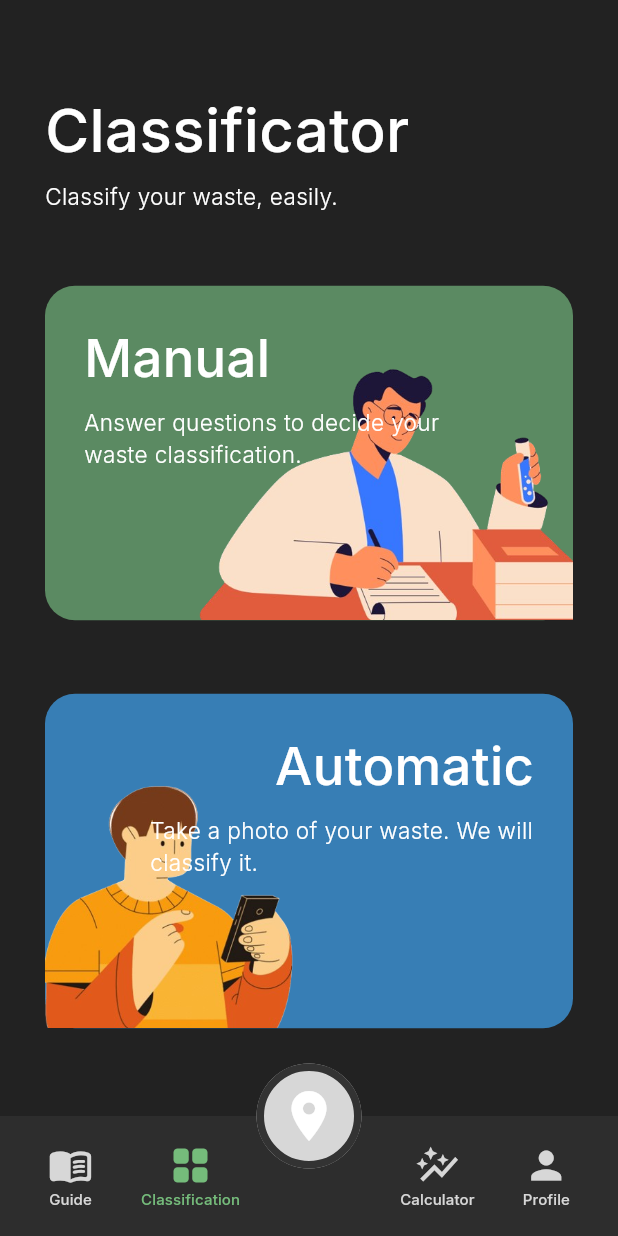
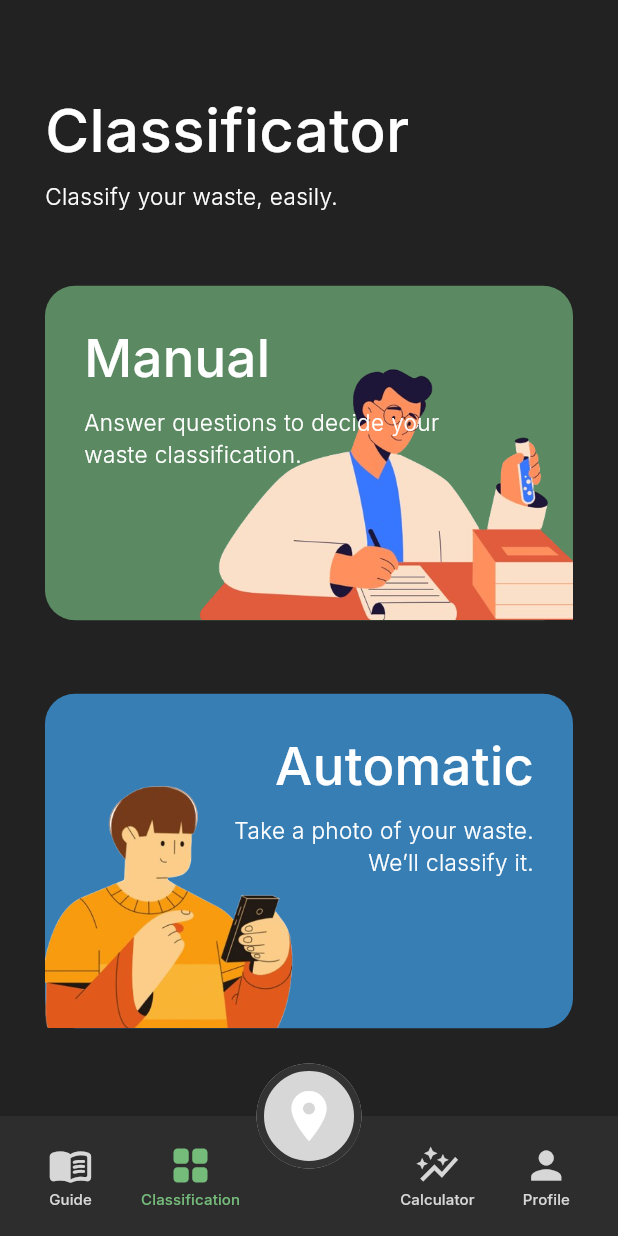
Before and after one commit to competeteam/EcoBin, a Flutter app: the screen it shows after launch, item 2 of the bottom bar chosen, on a phone screen of 412 x 824 dp. Run offline on Flutter 3.47's test engine with Material 3 defaults, Android fonts, the phone set to English and light mode, and no system bars; our stand-ins replace cloud_firestore, flutter_svg, go_router, google_fonts; accounts and stored records are empty.

Commit message:
refactor: alignment for classificator

```diff
--- a/lib/page/classificator.dart
+++ b/lib/page/classificator.dart
@@ -126,7 +126,7 @@ class _ClassificatorState extends State<Classificator> {
                           ),
                         ),
                         Container(
-                          padding: const EdgeInsets.only(left: 70, top: 23, right: 26, bottom: 100),
+                          padding: const EdgeInsets.only(left: 120, top: 23, right: 26, bottom: 100),
                           child: const Column(
                             crossAxisAlignment: CrossAxisAlignment.end,
                             children: [
@@ -142,7 +142,8 @@ class _ClassificatorState extends State<Classificator> {
                                 height: 8,
                               ),
                               Text(
-                                'Take a photo of your waste. We will classify it.',
+                                'Take a photo of your waste. We’ll classify it.',
+                                textAlign: TextAlign.right,
                                 style: TextStyle(
                                   color: Colors.white,
                                   fontWeight: FontWeight.w300,
```
